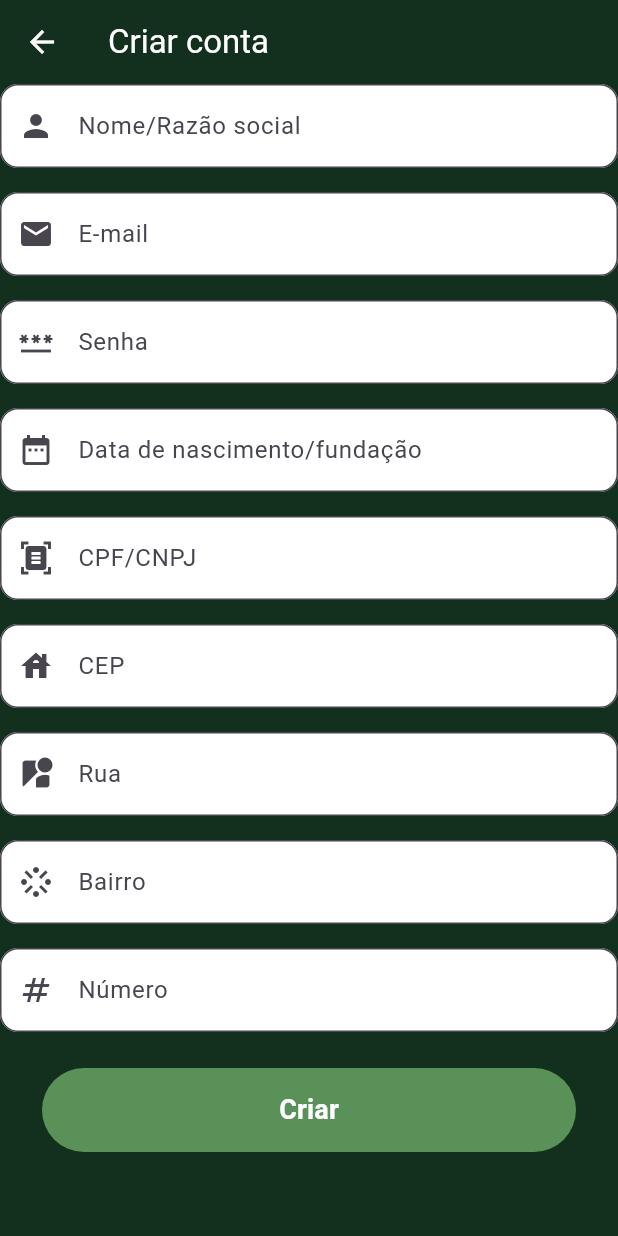
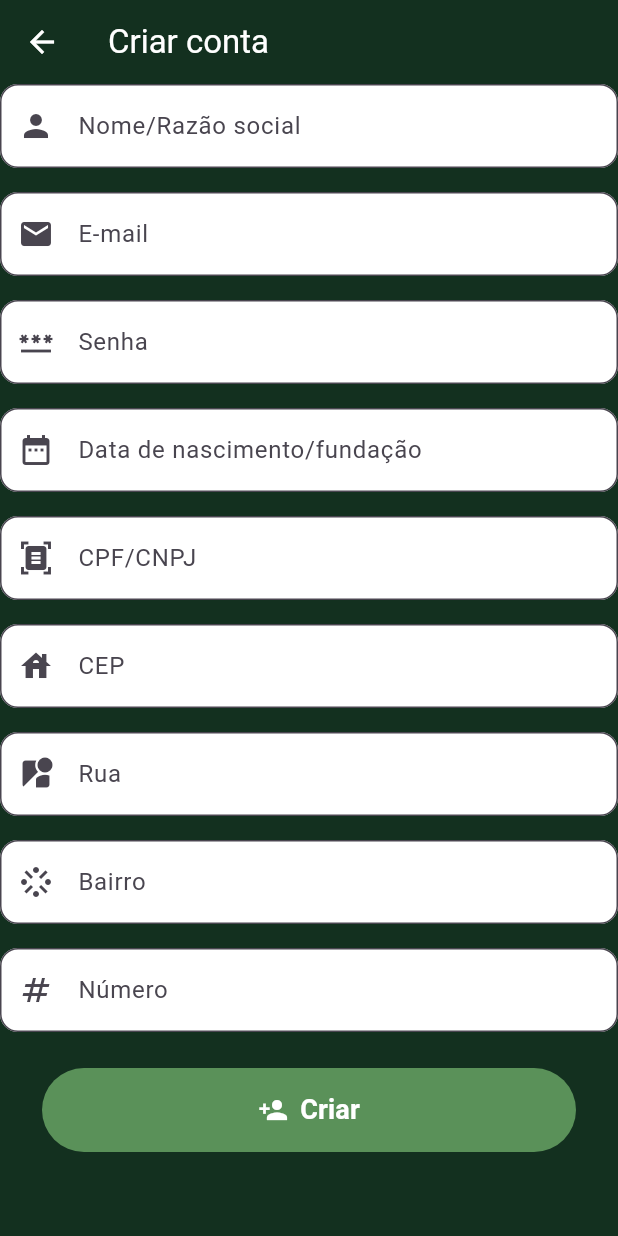
Before and after one commit to guilhermepaluski/Donatin, a Flutter app: the SignUpScreen screen opened directly, on a phone screen of 412 x 824 dp. Run offline on Flutter 3.47's test engine with Material 3 defaults, Android fonts, the phone set to English and light mode, and no system bars; Roboto replaces fonts that are missing (Poppins).

Commit message:
feat: Added the icon on the PillButton structure (not required) + Added the icon in Criar conta button, on WelcomeScreen and SignUpScreen.

```diff
--- a/lib/screens/signup_screen.dart
+++ b/lib/screens/signup_screen.dart
@@ -191,6 +191,7 @@ class _SignUpScreenState extends State<SignUpScreen> {
               label: 'Criar',
               textStyle: AppTextStyles.buttonTextLight,
               backgroundColor: AppColors.primaryGreen,
+              icon: Icons.person_add,
               onPressed: () {
                 print('Nome ${_nameController.text}');
                 print('E-mail ${_emailController.text}');
--- a/lib/widgets/pill_button.dart
+++ b/lib/widgets/pill_button.dart
@@ -5,6 +5,7 @@ class PillButton extends StatelessWidget {
   final TextStyle textStyle;
   final Color backgroundColor;
   final VoidCallback onPressed;
+  final IconData? icon;
 
   const PillButton({
     super.key,
@@ -12,6 +13,7 @@ class PillButton extends StatelessWidget {
     required this.textStyle,
     required this.backgroundColor,
     required this.onPressed,
+    this.icon,
   });
 
   @override
@@ -28,7 +30,16 @@ class PillButton extends StatelessWidget {
             borderRadius: BorderRadius.circular(28),
           ),
         ),
-        child: Text(label, style: textStyle),
+        child: icon == null
+            ? Text(label, style: textStyle)
+            : Row(
+                mainAxisAlignment: MainAxisAlignment.center,
+                children: [
+                  Icon(icon, color: textStyle.color, size: 20),
+                  const SizedBox(width: 8),
+                  Text(label, style: textStyle),
+                ],
+              ),
       ),
     );
   }
```
Also changed, not shown: lib/screens/welcome_screen.dart (+1 -16 lines).
